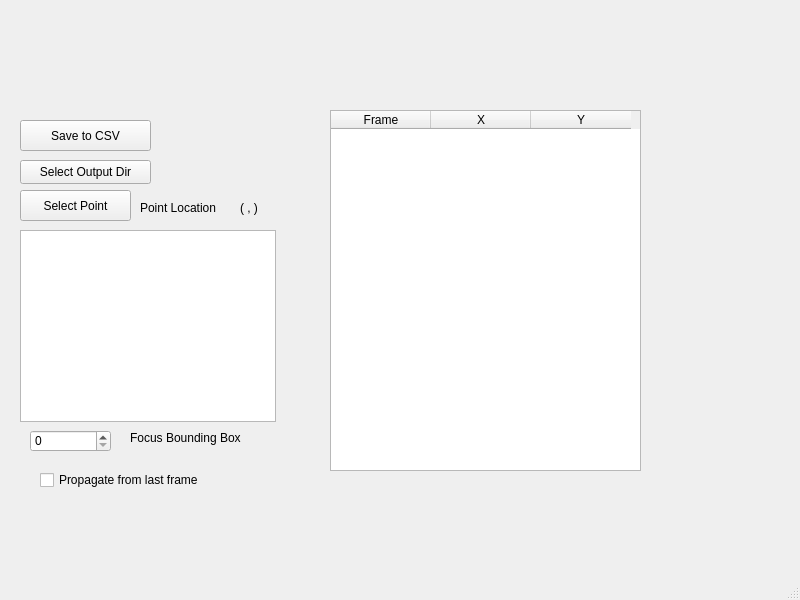
The window that src/WhiskerToolbox/Tracking_Widget/Tracking_Widget.ui (paulmthompson/WhiskerToolbox) describes before a commit, drawn with Qt 5.
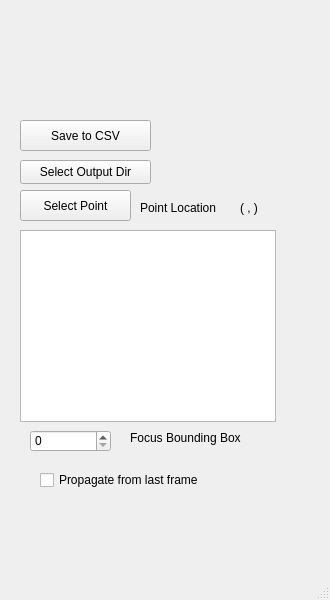
The same window after the commit.

Commit message: removing tracking widget table

What changed in the file:
```diff
--- a/src/WhiskerToolbox/Tracking_Widget/Tracking_Widget.ui
+++ b/src/WhiskerToolbox/Tracking_Widget/Tracking_Widget.ui
@@ -6,7 +6,7 @@
    <rect>
     <x>0</x>
     <y>0</y>
-    <width>800</width>
+    <width>330</width>
     <height>600</height>
    </rect>
   </property>
@@ -86,31 +86,6 @@
      <string>Focus Bounding Box</string>
     </property>
    </widget>
-   <widget class="QTableWidget" name="tableWidget">
-    <property name="geometry">
-     <rect>
-      <x>330</x>
-      <y>110</y>
-      <width>311</width>
-      <height>361</height>
-     </rect>
-    </property>
-    <column>
-     <property name="text">
-      <string>Frame</string>
-     </property>
-    </column>
-    <column>
-     <property name="text">
-      <string>X</string>
-     </property>
-    </column>
-    <column>
-     <property name="text">
-      <string>Y</string>
-     </property>
-    </column>
-   </widget>
    <widget class="QPushButton" name="save_csv_button">
     <property name="geometry">
      <rect>
```
Left out of the diff: 2 changed lines with no effect on the pictures. The commit also changes 2 other files.
